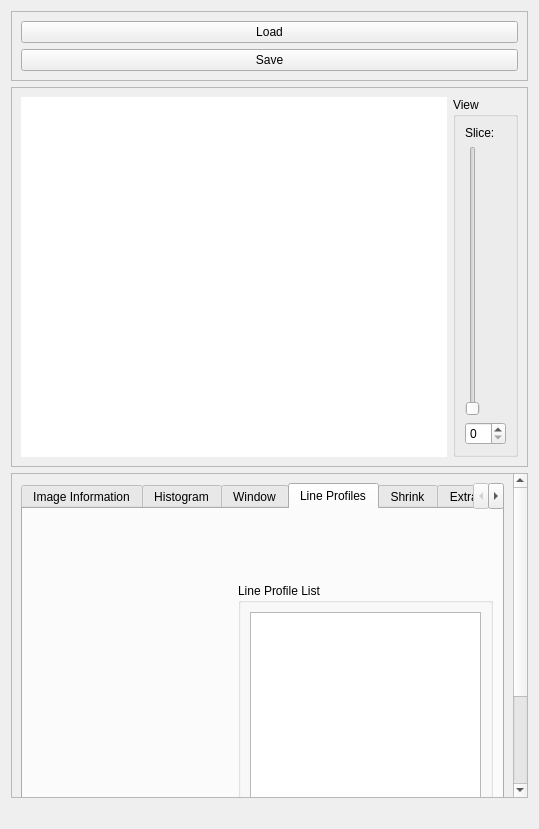
First picture: the form in source/modules/image_widget/ImageWidget.ui, repository josefkoller/ambient_image_processor, before the edit.
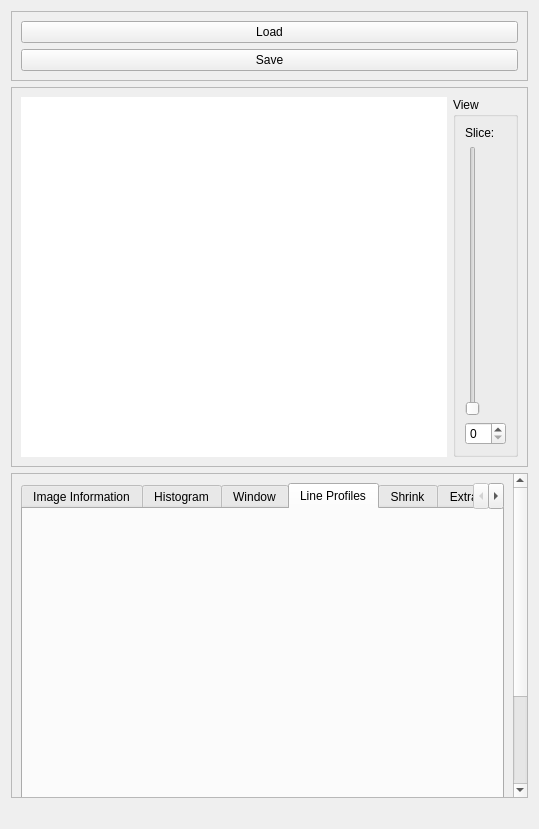
Second picture: the form after the edit. The open tabs and pages were chosen to show the change. Custom widgets are drawn as their Qt base class.

Commit message: profile line module

The edit to the form file:
```diff
--- a/source/modules/image_widget/ImageWidget.ui
+++ b/source/modules/image_widget/ImageWidget.ui
@@ -529,61 +529,7 @@
           </attribute>
           <layout class="QHBoxLayout" name="horizontalLayout_3">
            <item>
-            <widget class="QCustomPlot" name="line_profile_widget" native="true">
-             <property name="sizePolicy">
-              <sizepolicy hsizetype="Expanding" vsizetype="Expanding">
-               <horstretch>0</horstretch>
-               <verstretch>0</verstretch>
-              </sizepolicy>
-             </property>
-             <property name="minimumSize">
-              <size>
-               <width>200</width>
-               <height>200</height>
-              </size>
-             </property>
-             <property name="cursor">
-              <cursorShape>UpArrowCursor</cursorShape>
-             </property>
-            </widget>
-           </item>
-           <item>
-            <widget class="QGroupBox" name="line_profile_group">
-             <property name="sizePolicy">
-              <sizepolicy hsizetype="Maximum" vsizetype="Maximum">
-               <horstretch>0</horstretch>
-               <verstretch>0</verstretch>
-              </sizepolicy>
-             </property>
-             <property name="title">
-              <string>Line Profile List</string>
-             </property>
-             <layout class="QVBoxLayout" name="verticalLayout_8">
-              <item>
-               <widget class="QListWidget" name="line_profile_list_widget">
-                <property name="sizePolicy">
-                 <sizepolicy hsizetype="Maximum" vsizetype="Maximum">
-                  <horstretch>0</horstretch>
-                  <verstretch>0</verstretch>
-                 </sizepolicy>
-                </property>
-               </widget>
-              </item>
-              <item>
-               <widget class="QPushButton" name="add_profile_line_button">
-                <property name="sizePolicy">
-                 <sizepolicy hsizetype="Minimum" vsizetype="Minimum">
-                  <horstretch>0</horstretch>
-                  <verstretch>0</verstretch>
-                 </sizepolicy>
-                </property>
-                <property name="text">
-                 <string>Add Profile Line</string>
-                </property>
-               </widget>
-              </item>
-             </layout>
-            </widget>
+            <widget class="LineProfileWidget" name="line_profile_widget" native="true"/>
            </item>
           </layout>
          </widget>
@@ -1211,6 +1157,12 @@
    <header location="global">modules/deshade_segmented/DeshadeSegmentedWidget.h</header>
    <container>1</container>
   </customwidget>
+  <customwidget>
+   <class>LineProfileWidget</class>
+   <extends>QWidget</extends>
+   <header location="global">source/modules/line_profile/LineProfileWidget.h</header>
+   <container>1</container>
+  </customwidget>
  </customwidgets>
  <resources/>
  <connections/>
```
Left out of the diff: 2 changed lines with no effect on the pictures. The commit also changes 15 other files.
